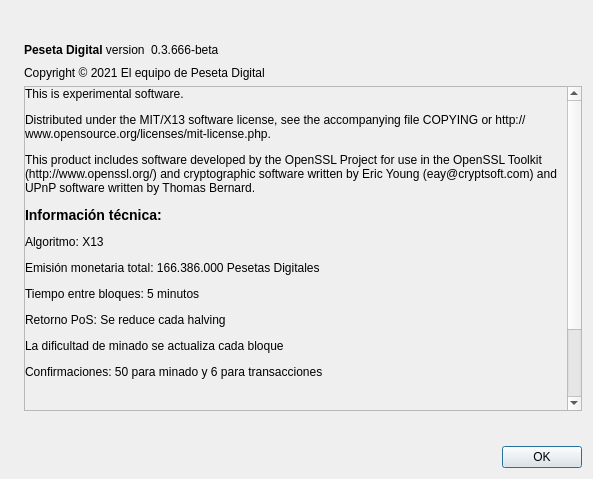
Before: the Qt Designer form src/qt/forms/aboutdialog.ui in PesetaDigital/PesetaDigitalCore, drawn with Qt 5.
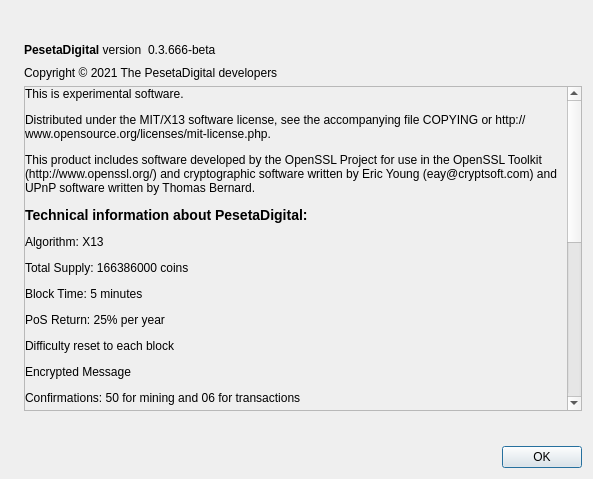
After: the same form once the commit is applied. Icons and pictures are not drawn.

Patch:
```diff
--- a/src/qt/forms/aboutdialog.ui
+++ b/src/qt/forms/aboutdialog.ui
@@ -56,7 +56,7 @@
           <string notr="true">font: 75 14pt &quot;Century Gothic&quot;;</string>
          </property>
          <property name="text">
-          <string>&lt;b&gt;Peseta Digital&lt;/b&gt; version</string>
+          <string>&lt;b&gt;PesetaDigital&lt;/b&gt; version</string>
          </property>
          <property name="textInteractionFlags">
           <set>Qt::LinksAccessibleByMouse|Qt::TextSelectableByKeyboard|Qt::TextSelectableByMouse</set>
@@ -103,7 +103,7 @@
         <string notr="true">font: 10pt &quot;Century Gothic&quot;;</string>
        </property>
        <property name="text">
-        <string>Copyright © 2021 El equipo de Peseta Digital</string>
+        <string>Copyright © 2021 The PesetaDigital developers</string>
        </property>
        <property name="textInteractionFlags">
         <set>Qt::LinksAccessibleByMouse|Qt::TextSelectableByKeyboard|Qt::TextSelectableByMouse</set>
@@ -116,6 +116,14 @@
       <bool>true</bool>
      </property>
       <widget class="QLabel" name="label_2">
+        <property name="geometry">
+         <rect>
+          <x>0</x>
+          <y>0</y>
+          <width>455</width>
+          <height>645</height>
+         </rect>
+        </property>
        <property name="cursor">
         <cursorShape>IBeamCursor</cursorShape>
        </property>
@@ -123,7 +131,7 @@
         <string notr="true">font: 08pt &quot;Century Gothic&quot;;</string>
        </property>
        <property name="text">
-        <string>&lt;html&gt;&lt;head/&gt;&lt;body&gt;&lt;p&gt;This is experimental software.&lt;/p&gt;&lt;p&gt;Distributed under the MIT/X13 software license, see the accompanying file COPYING or http://www.opensource.org/licenses/mit-license.php.&lt;/p&gt;&lt;p&gt;This product includes software developed by the OpenSSL Project for use in the OpenSSL Toolkit (http://www.openssl.org/) and cryptographic software written by Eric Young (eay@cryptsoft.com) and UPnP software written by Thomas Bernard.&lt;/p&gt;&lt;p&gt;&lt;span style=&quot; font-size:large; font-weight:600;&quot;&gt;Información técnica:&lt;/span&gt;&lt;/p&gt;&lt;p&gt;Algoritmo: X13&lt;/p&gt;&lt;p&gt;Emisión monetaria total: 166.386.000 Pesetas Digitales&lt;/p&gt;&lt;p&gt;Tiempo entre bloques: 5 minutos &lt;/p&gt;&lt;p&gt;Retorno PoS: Se reduce cada halving &lt;/p&gt;&lt;p&gt;La dificultad de minado se actualiza cada bloque&lt;/p&gt;&lt;p&gt;Confirmaciones: 50 para minado y 6 para transacciones&lt;/p&gt;&lt;p&gt;&lt;br/&gt;&lt;/p&gt;&lt;p&gt;🌎Website: &lt;a href=&quot; https://pesetadigital.es/&quot;&gt;&lt;span style=&quot; text-decoration: underline; color:#0000ff;&quot;&gt; https://pesetadigital.es/&lt;/span&gt;&lt;/a&gt;&lt;/p&gt;&lt;p&gt;💬Telegram: &lt;a href=&quot; https://t.me/PesetaDigital&quot;&gt;&lt;span style=&quot; text-decoration: underline; color:#0000ff;&quot;&gt; https://t.me/Pesetacoin&lt;/span&gt;&lt;/a&gt;&lt;/p&gt;&lt;p&gt;/body&gt;&lt;/html&gt;</string>
+         <string>&lt;html&gt;&lt;head/&gt;&lt;body&gt;&lt;p&gt;This is experimental software.&lt;/p&gt;&lt;p&gt;Distributed under the MIT/X13 software license, see the accompanying file COPYING or http://www.opensource.org/licenses/mit-license.php.&lt;/p&gt;&lt;p&gt;This product includes software developed by the OpenSSL Project for use in the OpenSSL Toolkit (http://www.openssl.org/) and cryptographic software written by Eric Young (eay@cryptsoft.com) and UPnP software written by Thomas Bernard.&lt;/p&gt;&lt;p&gt;&lt;span style=&quot; font-size:large; font-weight:600;&quot;&gt;Technical information about PesetaDigital:&lt;/span&gt;&lt;/p&gt;&lt;p&gt;Algorithm: X13&lt;/p&gt;&lt;p&gt;Total Supply: 166386000 coins&lt;/p&gt;&lt;p&gt;Block Time: 5 minutes &lt;/p&gt;&lt;p&gt;PoS Return: 25% per year&lt;/p&gt;&lt;p&gt;Difficulty reset to each block&lt;/p&gt;&lt;p&gt;Encrypted Message&lt;/p&gt;&lt;p&gt;Confirmations: 50 for mining and 06 for transactions&lt;/p&gt;&lt;p&gt;&lt;br/&gt;&lt;/p&gt;&lt;p&gt;🌎Website: &lt;a href=&quot; https://pesetadigital.com/&quot;&gt;&lt;span style=&quot; text-decoration: underline; color:#0000ff;&quot;&gt; https://pesetadigital.com/&lt;/span&gt;&lt;/a&gt;&lt;/p&gt;&lt;p&gt;🌎Block Explorer: &lt;a href=&quot; https://explorer.pesetadigital.com&quot;&gt;&lt;span style=&quot; text-decoration: underline; color:#0000ff;&quot;&gt; https://explorer.pesetadigital.com&lt;/span&gt;&lt;/a&gt;&lt;/p&gt;&lt;p&gt;💬Telegram: &lt;a href=&quot; https://t.me/joinchat/AAAAAEKf5_1-Yx1b2vYOaw&quot;&gt;&lt;span style=&quot; text-decoration: underline; color:#0000ff;&quot;&gt; https://t.me/joinchat/AAAAAEKf5_1-Yx1b2vYOaw&lt;/span&gt;&lt;/a&gt;&lt;/p&gt;&lt;p&gt;💬Slack: &lt;a href=&quot; Soon&quot;&gt;&lt;span style=&quot; text-decoration: underline; color:#0000ff;&quot;&gt; Soon&lt;/span&gt;&lt;/a&gt;&lt;/p&gt;&lt;p&gt;💬Facebook: &lt;a href=&quot;https://www.facebook.com/pesetadigitalofficial/&quot;&gt;&lt;span style=&quot; text-decoration: underline; color:#0000ff;&quot;&gt;https://www.facebook.com/pesetadigitalofficial/&lt;/span&gt;&lt;/a&gt;&lt;/p&gt;&lt;p&gt;💬Twitter: &lt;a href=&quot; https://twitter.com/pesetacoinofic&quot;&gt;&lt;span style=&quot; text-decoration: underline; color:#0000ff;&quot;&gt; https://twitter.com/pesetacoinofic&lt;/span&gt;&lt;/a&gt;&lt;/p&gt;&lt;p&gt;💬Discord: &lt;a href=&quot; Soon&quot;&gt;&lt;span style=&quot; text-decoration: underline; color:#0000ff;&quot;&gt; Soon&lt;/span&gt;&lt;/a&gt;&lt;/p&gt;&lt;p&gt;📣 BTCTalk: &lt;a href=&quot; https://bitcointalk.org/index.php?topic=1809867.0&quot;&gt;&lt;span style=&quot; text-decoration: underline; color:#0000ff;&quot;&gt; https://bitcointalk.org/index.php?topic=1809867.0&lt;/span&gt;&lt;/a&gt;&lt;/p&gt;&lt;p&gt;🖥 GitHub: &lt;a href=&quot; https://github.com/FundacionPesetacoin/&quot;&gt;&lt;span style=&quot; text-decoration: underline; color:#0000ff;&quot;&gt; https://github.com/FundacionPesetacoin/&lt;/span&gt;&lt;/a&gt;&lt;/p&gt;&lt;p&gt;📊Trello: &lt;a href=&quot; Soon&quot;&gt;&lt;span style=&quot; text-decoration: underline; color:#0000ff;&quot;&gt; Soon&lt;/span&gt;&lt;/a&gt;&lt;/p&gt;&lt;p&gt;✉️E-mail: pesetadigital@gmail.com&lt;/p&gt;&lt;/body&gt;&lt;/html&gt;</string>
        </property>
        <property name="wordWrap">
         <bool>true</bool>
```
Left out of the diff: 2 changed lines with no effect on the pictures. Lines whose indentation alone changed are shown as unchanged.
